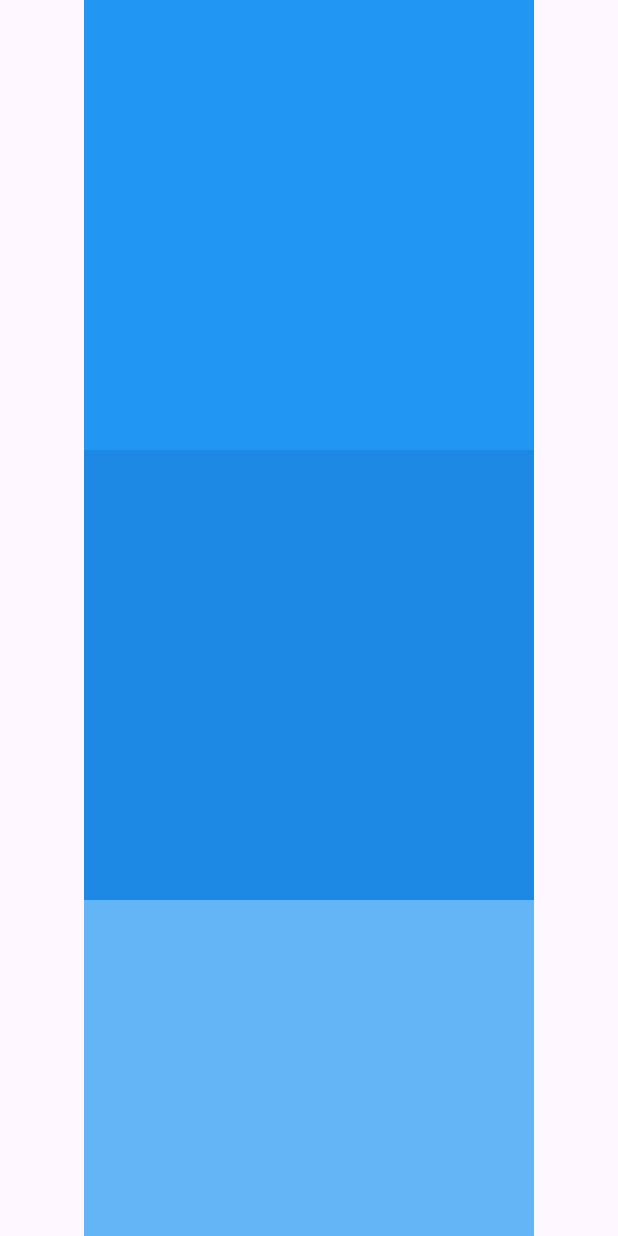
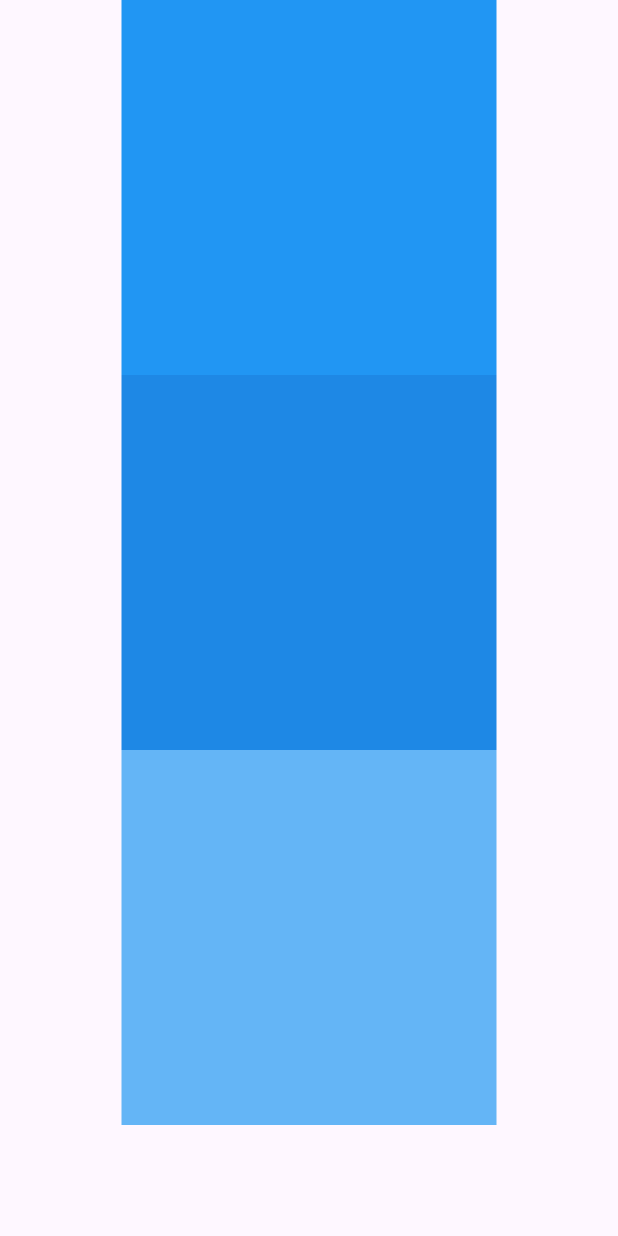
Before and after one commit to adedayo924/Flutter-App-Development-Training, a Flutter app: the screen it shows after launch, on a phone screen of 412 x 824 dp. Run offline on Flutter 3.47's test engine with Material 3 defaults, Android fonts, the light colour scheme and no system bars.

Commit message:
container overflow at 250

```diff
--- a/Beginner_Projects/overcoming_overflow/lib/main.dart
+++ b/Beginner_Projects/overcoming_overflow/lib/main.dart
@@ -16,18 +16,18 @@ class MainApp extends StatelessWidget {
             child: Column(
           children: [
             Container(
-              width: 300,
-              height: 300,
+              width: 250,
+              height: 250,
               color: Colors.blue,
             ),
             Container(
-              width: 300,
-              height: 300,
+              width: 250,
+              height: 250,
               color: Colors.blue.shade600,
             ),
             Container(
-              width: 300,
-              height: 300,
+              width: 250,
+              height: 250,
               color: Colors.blue.shade300,
             ),
           ],
```
